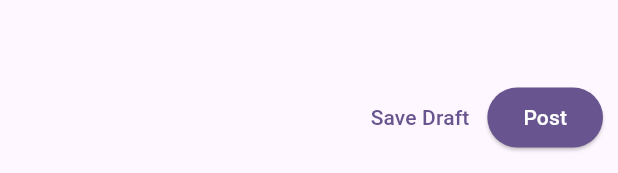
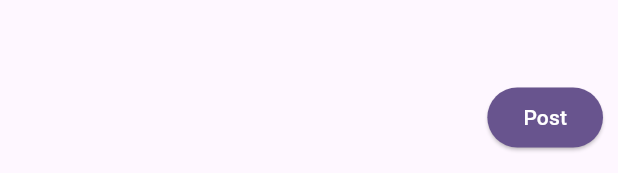
Before and after one commit to noAudio/pawfiki, a Flutter app: the NewPost widget shown alone on an empty page, opened directly, on a phone screen of 412 x 824 dp. Shown: the part 1060-1233 px from the top of the screen. Run offline on Flutter 3.47's test engine with Material 3 defaults, Android fonts, the phone set to English and light mode, and no system bars; our stand-ins replace flutter_redux, redux.

Commit message:
Remove unneeded button

```diff
--- a/lib/screens/new_post.dart
+++ b/lib/screens/new_post.dart
@@ -90,7 +90,6 @@ class _NewPostState extends State<NewPost> {
               Row(
                 mainAxisAlignment: MainAxisAlignment.end,
                 children: [
-                  TextButton(onPressed: () {}, child: Text("Save Draft")),
                   ElevatedButton(
                     onPressed: () {},
                     style: ButtonStyle(
```
